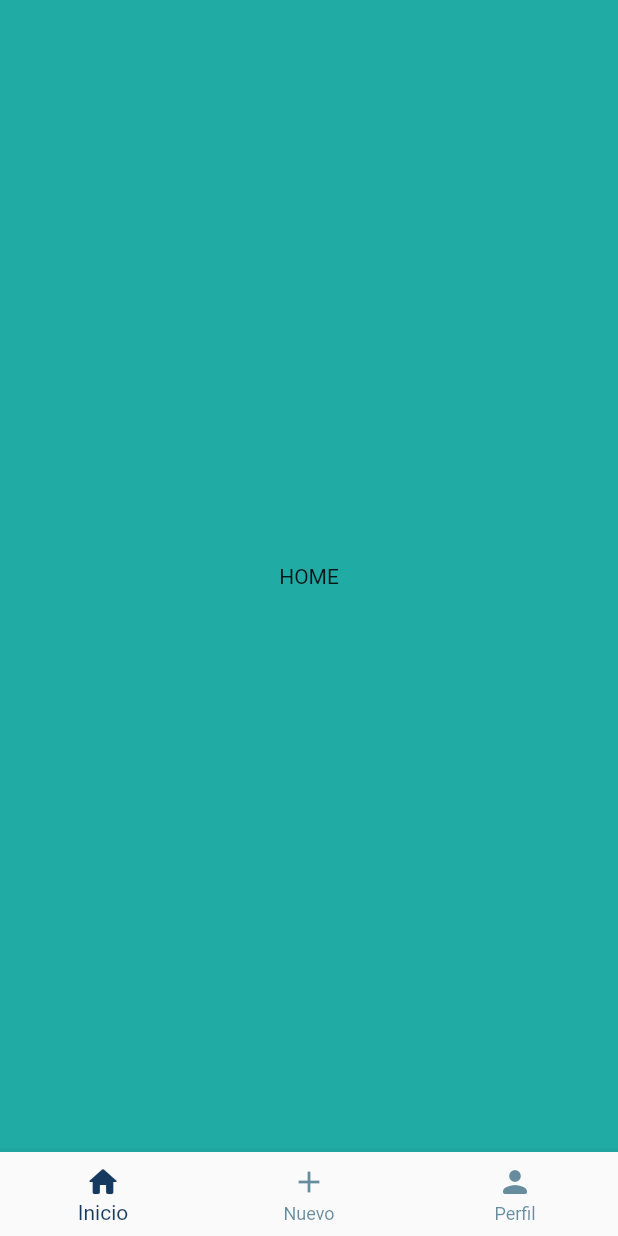
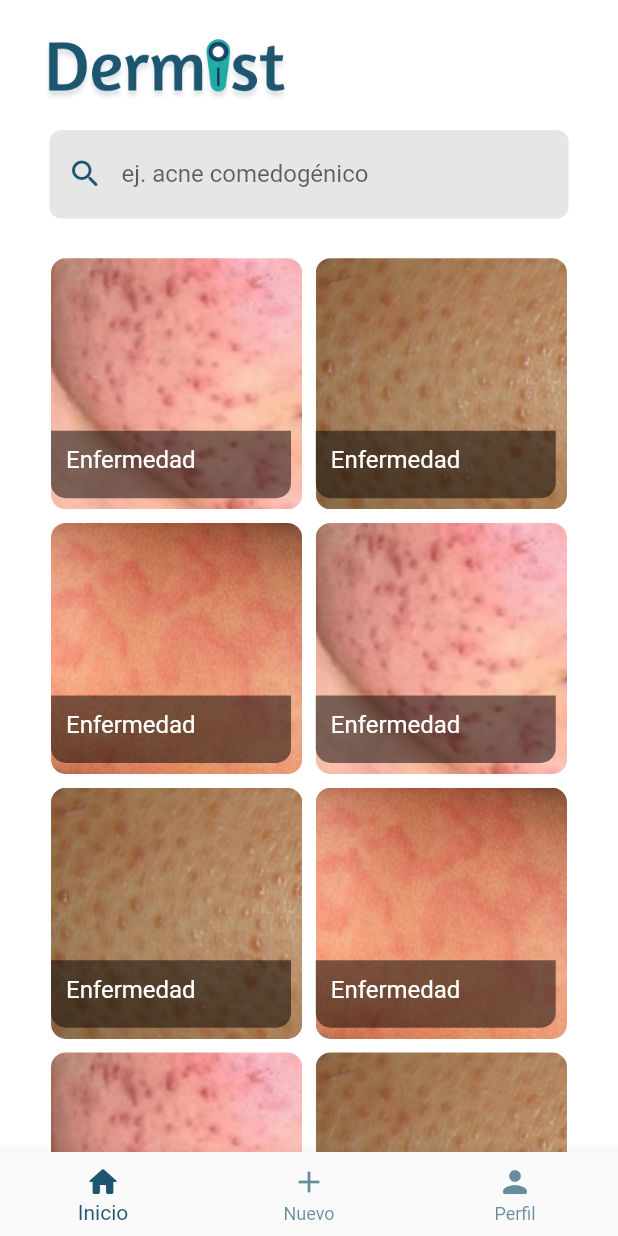
Before and after one commit to Joselian2204/DermistFront, a Flutter app: the NavBar screen opened directly, on a phone screen of 412 x 824 dp. Run offline on Flutter 3.47's test engine with Material 2 defaults, Android fonts, the phone set to English and light mode, and no system bars; our stand-ins replace firebase_analytics, firebase_auth, firebase_core, get, google_sign_in; accounts and stored records are empty.

Commit message:
Home page v1

```diff
--- a/lib/src/constants/colors.dart
+++ b/lib/src/constants/colors.dart
@@ -7,7 +7,9 @@ const accentWhite = Color(0xFFE3F6F5);
 
 const primaryBlack = Color(0xFF000000);
 const pureWhite = Color(0xFFFFFFFF);
+const primaryGray = Color(0XFFE6E6E6);
 
 const smallText = Color(0x80000000);
 
 const unselectedNav = Color(0xAB1D5670);
+const transparencyBlack = Color(0x80000000);
--- a/lib/src/features/authentication/navbar/navbar.dart
+++ b/lib/src/features/authentication/navbar/navbar.dart
@@ -21,7 +21,7 @@ class NavBar extends StatelessWidget{
           ],
         ),
         bottomNavigationBar: BottomNavigationBar(
-          selectedItemColor: primaryColor,
+          selectedItemColor: secondaryColor,
           unselectedItemColor: unselectedNav,
           currentIndex: controller.tabIndex,
           onTap: controller.changeTabIndex,
--- /dev/null
+++ b/lib/src/features/authentication/screens/home_page/Widgets/search_bar.dart
@@ -0,0 +1,36 @@
+import 'package:dermist/src/constants/colors.dart';
+import 'package:flutter/material.dart';
+
+class SearchBar extends StatelessWidget{
+  const SearchBar({Key? key}) : super(key: key);
+
+  @override
+  Widget build(BuildContext context) {
+    final size = MediaQuery.of(context).size;
+    return Container(
+      width: size.width,
+      child: Center(
+        child: Container(
+          width: size.width * 0.84,
+          child: TextField(
+            style: const TextStyle(
+              color: secondaryColor,
+            ),
+            decoration: InputDecoration(
+              filled: true,
+              fillColor: primaryGray,
+              border: OutlineInputBorder(
+                borderRadius: BorderRadius.circular(8),
+                borderSide: BorderSide.none
+              ),
+              hintText: "ej. acne comedogénico",
+              prefixIcon: const Icon(Icons.search_rounded),
+              prefixIconColor: secondaryColor,
+            ),
+          ),
+        ),
+      ),
+    );
+  }
+
+}
--- a/lib/src/features/authentication/screens/home_page/home_page.dart
+++ b/lib/src/features/authentication/screens/home_page/home_page.dart
@@ -1,14 +1,105 @@
 import 'package:dermist/src/constants/colors.dart';
+import 'package:dermist/src/constants/image_strings.dart';
+import 'package:dermist/src/features/authentication/screens/home_page/Widgets/search_bar.dart';
 import 'package:flutter/material.dart';
 
 class HomePage extends StatelessWidget{
 
   @override
   Widget build(BuildContext context) {
-    return const Scaffold(
-      backgroundColor: tertiaryColor,
-      body: Center(
-        child: Text('HOME'),
+    final size = MediaQuery.of(context).size;
+
+    final List<String> _listItem = [
+      'assets/images/card/one.png',
+      'assets/images/card/two.png',
+      'assets/images/card/three.png',
+      'assets/images/card/one.png',
+      'assets/images/card/two.png',
+      'assets/images/card/three.png',
+      'assets/images/card/one.png',
+      'assets/images/card/two.png',
+      'assets/images/card/three.png',
+    ];
+
+    final List<String> _listName = [
+      'Acne',
+      'Queratosis',
+      'Urticaria',
+      'Acne',
+      'Queratosis',
+      'Urticaria',
+      'Acne',
+      'Queratosis',
+      'Urticaria',
+    ];
+
+    return Scaffold(
+      backgroundColor: pureWhite,
+      body: SafeArea(
+        child: Column(
+          children: [
+            const SizedBox(height: 10.0),
+            Row(
+              children: [
+                SizedBox(
+                  width: size.width * 0.07,
+                ),
+                Image(
+                  image: AssetImage(imagotipoColor),
+                  width: size.width * 0.4,
+                ),
+              ],
+            ),
+            Row(
+              children: const [
+                SizedBox(height: 80.0),
+                SearchBar(),
+              ],
+            ),
+            Expanded(
+              child: GridView.count(
+                crossAxisCount: 2,
+                padding: const EdgeInsets.only(left: 30, right: 30, top: 12),
+                crossAxisSpacing: 1,
+                mainAxisSpacing: 1,
+                children: _listItem.map((item) => Card(
+                  color: Colors.transparent,
+                  elevation: 0,
+                  child: Stack(
+                    children: [
+                      Container(
+                        decoration: BoxDecoration(
+                            borderRadius: BorderRadius.circular(10),
+                            image: DecorationImage(
+                                image: AssetImage(item),
+                                fit: BoxFit.cover
+                            )
+                        ),
+                      ),
+                      Container(
+                        padding: const EdgeInsets.all(10),
+                        margin: const EdgeInsets.only(top: 115),
+                        height: 45,
+                        width: 160,
+                        decoration: const BoxDecoration(
+                            color: transparencyBlack,
+                            borderRadius: BorderRadius.only(bottomLeft: Radius.circular(10),bottomRight: Radius.circular(10))
+                        ),
+                        child: const Text(
+                          'Enfermedad',
+                          style: TextStyle(
+                            color: pureWhite,
+                            fontSize: 16,
+                          ),
+                        ),
+                      ),
+                    ],
+                  )
+                )).toList(),
+              ),
+            ),
+          ],
+        ),
       ),
     );
   }
--- a/pubspec.yaml
+++ b/pubspec.yaml
@@ -72,6 +72,10 @@ flutter:
 
     - assets/logo/google.png
 
+    - assets/images/card/one.png
+    - assets/images/card/two.png
+    - assets/images/card/three.png
+
 
   # An image asset can refer to one or more resolution-specific "variants", see
   # https://flutter.dev/assets-and-images/#resolution-aware
```
Also changed, not shown: assets/images/card/one.png (added), assets/images/card/three.png (added), assets/images/card/two.png (added).
